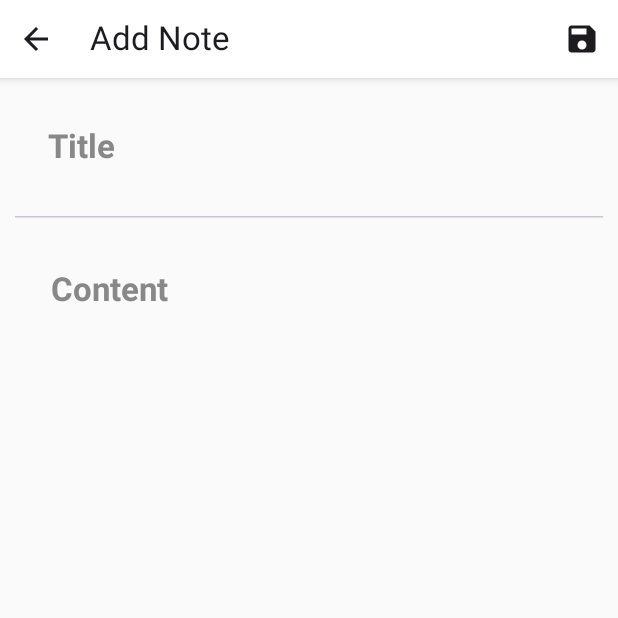
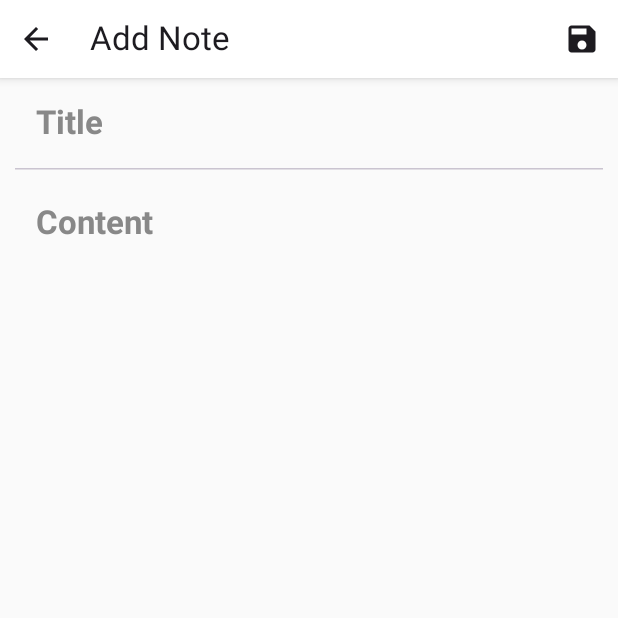
Before and after one commit to PatelShakil/Notes-App-Priyanshu, an Android app built with Jetpack Compose: the screen it shows after launch (MainActivity), after a tap on "Add Note", on a phone screen of 412 x 824 dp, the top half of it. Run offline under Robolectric (Android 15) with nearby library versions, the phone set to English and light mode, and no system bars.

Commit message:
Revision v1

```diff
--- a/app/src/main/java/com/techsavvy/notesapp/ui/home/AddNoteScreen.kt
+++ b/app/src/main/java/com/techsavvy/notesapp/ui/home/AddNoteScreen.kt
@@ -78,12 +78,12 @@ fun AddNoteScreen(
         createNotificationChannel(context)
     }
 
-    LaunchedEffect(content) {
-        if (content.isNotEmpty()) {
+    LaunchedEffect(content,title) {
+        if (content.isNotEmpty() && title.isNotEmpty()) {
             val currentTime = System.currentTimeMillis()
             if (currentTime - lastNotificationTime >= reminderTime * 1000L) {
                 lastNotificationTime = currentTime
-                showHighPriorityNotification(context, "Unsaved Note", "You typed: $content")
+                showHighPriorityNotification(context, title, content)
             }
         }
     }
@@ -158,7 +158,7 @@ fun AddNoteScreen(
             },
             modifier = Modifier
                 .fillMaxWidth()
-                .padding(16.dp),
+                .padding(horizontal = 8.dp),
             colors = TextFieldDefaults.colors(
                 focusedContainerColor = Color.Transparent,
                 unfocusedContainerColor = Color.Transparent,
@@ -173,7 +173,7 @@ fun AddNoteScreen(
         HorizontalDivider(
             modifier = Modifier
                 .padding(horizontal = 10.dp)
-                .padding(bottom = 10.dp),
+                .padding(bottom = 5.dp),
         )
 
         TextField(
@@ -185,12 +185,12 @@ fun AddNoteScreen(
                     style = MaterialTheme.typography.titleLarge,
                     color = Color.Gray,
                     fontWeight = FontWeight.Bold,
-                    modifier = Modifier.padding(start = 10.dp)
+                    modifier = Modifier.padding(0.dp)
                 )
             },
             modifier = Modifier
                 .fillMaxSize()
-                .padding(8.dp),
+                .padding(horizontal = 8.dp),
             colors = TextFieldDefaults.colors(
                 focusedContainerColor = Color.Transparent,
                 unfocusedContainerColor = Color.Transparent,
@@ -208,7 +208,7 @@ fun createNotificationChannel(context: Context) {
     if (Build.VERSION.SDK_INT >= Build.VERSION_CODES.O) {
         val name = "Notes Notifications"
         val descriptionText = "Notifications for unsaved notes"
-        val importance = NotificationManager.IMPORTANCE_HIGH // High importance
+        val importance = NotificationManager.IMPORTANCE_LOW // High importance
         val channel = NotificationChannel("notes_channel", name, importance).apply {
             description = descriptionText
             enableLights(true)
@@ -233,11 +233,11 @@ fun showHighPriorityNotification(context: Context, title: String, content: Strin
         .setSmallIcon(R.drawable.ic_notification)
         .setContentTitle(title)
         .setContentText(content)
-        .setPriority(NotificationCompat.PRIORITY_HIGH)
+        .setPriority(NotificationCompat.PRIORITY_LOW)
         .setDefaults(NotificationCompat.DEFAULT_ALL)
         .setContentIntent(pendingIntent) // Set the intent that will fire when the user taps the notification
         .setAutoCancel(true) // Automatically removes the notification when the user taps it
-        .setFullScreenIntent(pendingIntent, true) // Attempt to make it full screen
+//        .setFullScreenIntent(pendingIntent, true) // Attempt to make it full screen
         .build()
 
     if(Build.VERSION.SDK_INT >= Build.VERSION_CODES.TIRAMISU) {
--- a/app/src/main/java/com/techsavvy/notesapp/ui/home/HomeScreen.kt
+++ b/app/src/main/java/com/techsavvy/notesapp/ui/home/HomeScreen.kt
@@ -81,7 +81,7 @@ fun HomeScreen(navController: NavController) {
         TopAppBar(
             title = {
                 Text(
-                    text = "Notes App",
+                    text = "Notes",
                     modifier = Modifier.clickable {
                         val currentTime = System.currentTimeMillis()
                         if (currentTime - lastClickTime < 300) {
@@ -94,9 +94,11 @@ fun HomeScreen(navController: NavController) {
         )
     },
         floatingActionButton = {
-            FloatingActionButton(onClick = { navController.navigate("add_note_screen") },
+            FloatingActionButton(onClick = { navController.navigate("add_note_screen")},
+                containerColor = Color(0xFFEC0421),
                 modifier =Modifier.padding(20.dp)) {
-                Icon(Icons.Default.Add, contentDescription = "Add Note")
+                Icon(Icons.Default.Add, contentDescription = "Add Note",
+                    tint = Color.White)
             }
         }
     ) {
--- a/app/src/main/java/com/techsavvy/notesapp/ui/home/SettingsScreen.kt
+++ b/app/src/main/java/com/techsavvy/notesapp/ui/home/SettingsScreen.kt
@@ -62,7 +62,8 @@ fun SettingsScreen(navController: NavController, onSaveReminderTime: (Int) -> Un
                             contentDescription = null
                         )
                     }
-                }
+                },
+                singleLine = true
             )
         }
     }
--- a/app/src/main/res/values/strings.xml
+++ b/app/src/main/res/values/strings.xml
@@ -1,3 +1,3 @@
 <resources>
-    <string name="app_name">Notes App</string>
+    <string name="app_name">Notes</string>
 </resources>
```
Also changed, not shown: 2 other files.
